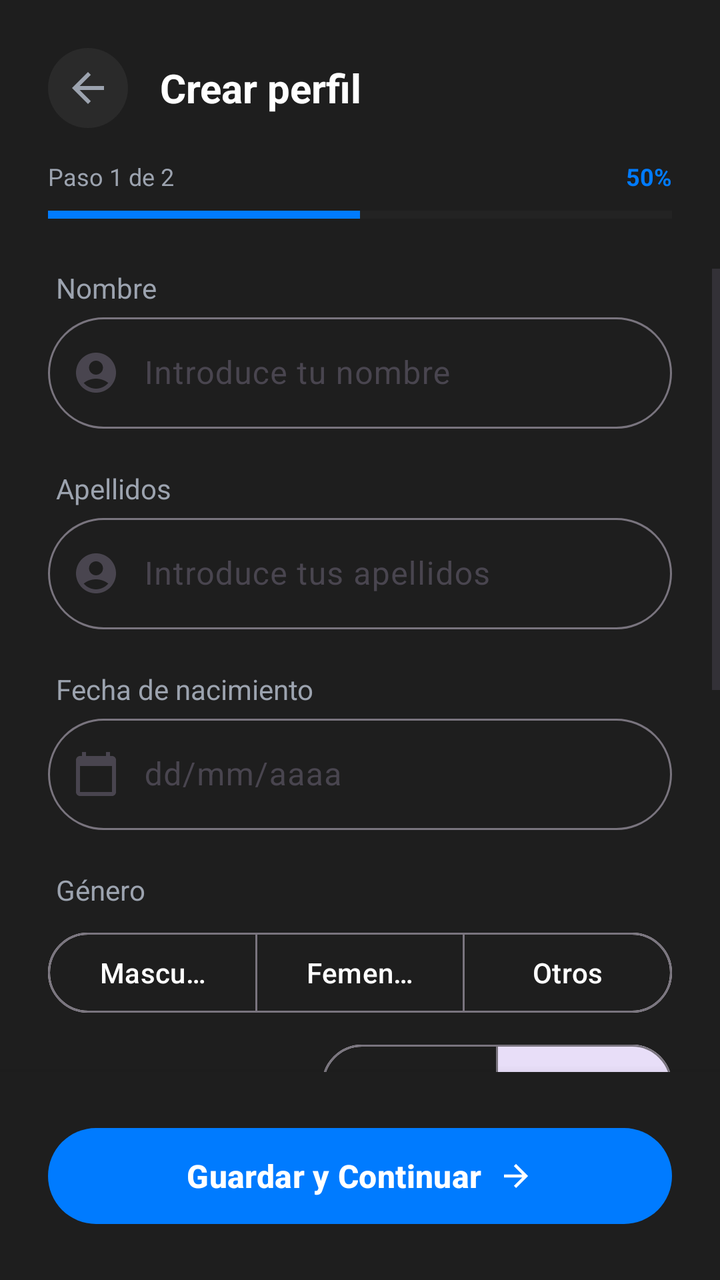
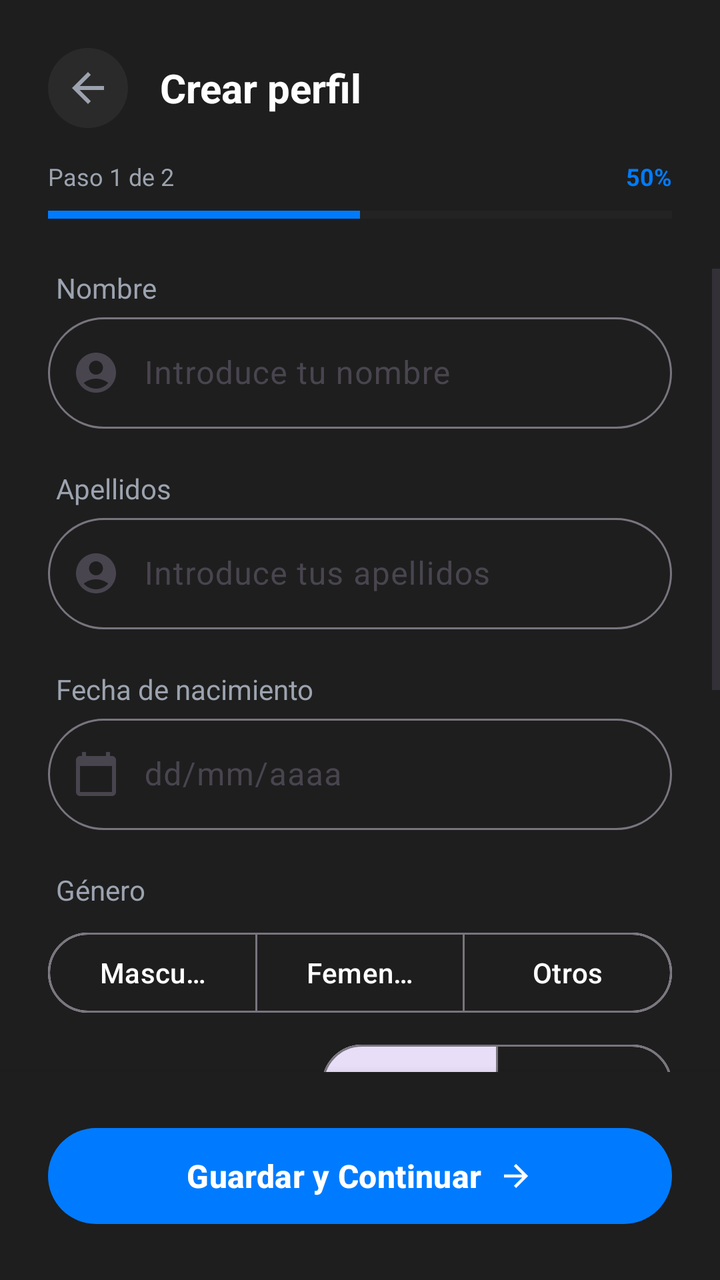

Two renders of the same Android screen: before a commit and after it. Below are the layout's source before the change and the commit's diff.
<!-- AndroidManifest.xml: application theme Theme.Fortium -->
<!-- res/layout/activity_create_user.xml -->
<?xml version="1.0" encoding="utf-8"?>
<androidx.constraintlayout.widget.ConstraintLayout
    xmlns:android="http://schemas.android.com/apk/res/android"
    xmlns:app="http://schemas.android.com/apk/res-auto"
    android:layout_width="match_parent"
    android:layout_height="match_parent"
    android:id="@+id/main"
    android:background="@color/gray_800">

    <LinearLayout
        android:id="@+id/llHeader"
        android:layout_width="match_parent"
        android:layout_height="wrap_content"
        android:orientation="vertical"
        android:padding="24dp"
        app:layout_constraintTop_toTopOf="parent">

        <LinearLayout
            android:layout_width="match_parent"
            android:layout_height="wrap_content"
            android:gravity="center_vertical"
            android:orientation="horizontal">

            <ImageButton
                android:id="@+id/btnBack"
                android:layout_width="40dp"
                android:layout_height="40dp"
                android:background="@drawable/bg_circle_dark"
                android:src="@drawable/ic_arrow_left"
                app:tint="@color/gray_400" />

            <TextView
                android:layout_width="wrap_content"
                android:layout_height="wrap_content"
                android:layout_marginStart="16dp"
                android:text="@string/crearPerfil_titulo"
                android:textColor="@color/white"
                android:textSize="20sp"
                android:textStyle="bold" />
        </LinearLayout>

        <RelativeLayout
            android:layout_width="match_parent"
            android:layout_height="wrap_content"
            android:layout_marginTop="16dp">
            <TextView
                android:layout_width="wrap_content"
                android:layout_height="wrap_content"
                android:text="@string/crearPerfil_pasos"
                android:textColor="@color/gray_400"
                android:textSize="12sp" />
            <TextView
                android:layout_width="wrap_content"
                android:layout_height="wrap_content"
                android:layout_alignParentEnd="true"
                android:text="@string/crearPerfil_porcentaje"
                android:textColor="@color/blue_400"
                android:textSize="12sp"
                android:textStyle="bold" />
        </RelativeLayout>

        <ProgressBar
            android:id="@+id/progressBar"
            style="?android:attr/progressBarStyleHorizontal"
            android:layout_width="match_parent"
            android:layout_height="6dp"
            android:layout_marginTop="8dp"
            android:progress="50"
            android:progressTint="@color/blue_400"
            android:progressBackgroundTint="@color/gray_700" />
    </LinearLayout>

    <ScrollView
        android:layout_width="match_parent"
        android:layout_height="0dp"
        android:clipToPadding="false"
        android:paddingBottom="80dp"
        app:layout_constraintBottom_toTopOf="@id/bottomBar"
        app:layout_constraintTop_toBottomOf="@id/llHeader">

        <LinearLayout
            android:layout_width="match_parent"
            android:layout_height="wrap_content"
            android:orientation="vertical"
            android:paddingHorizontal="24dp">

            <TextView
                android:layout_width="wrap_content"
                android:layout_height="wrap_content"
                android:layout_marginStart="4dp"
                android:text="@string/crearPerfil_nombre_campo_nombre"
                android:textColor="@color/gray_400"
                android:textSize="14sp" />

            <com.google.android.material.textfield.TextInputLayout
                android:id="@+id/tilName"
                style="@style/Widget.Material3.TextInputLayout.OutlinedBox"
                android:layout_width="match_parent"
                android:layout_height="wrap_content"
                android:hint="@string/crearPerfil_hint_introducir_nombre"
                app:boxCornerRadiusBottomEnd="28dp"
                app:boxCornerRadiusBottomStart="28dp"
                app:boxCornerRadiusTopEnd="28dp"
                app:boxCornerRadiusTopStart="28dp"
                app:errorEnabled="true"
                app:startIconDrawable="@drawable/ic_user">

                <com.google.android.material.textfield.TextInputEditText
                    android:id="@+id/etName"
                    android:layout_width="match_parent"
                    android:layout_height="wrap_content"
                    android:inputType="textPersonName"
                    android:textColor="@color/white"
                    android:paddingStart="48dp" />
            </com.google.android.material.textfield.TextInputLayout>

            <TextView
                android:layout_width="wrap_content"
                android:layout_height="wrap_content"
                android:layout_marginStart="4dp"
                android:text="@string/crearPerfil_nombre_campo_apellido"
                android:textColor="@color/gray_400"
                android:textSize="14sp" />

            <com.google.android.material.textfield.TextInputLayout
                android:id="@+id/tilLastName"
                style="@style/Widget.Material3.TextInputLayout.OutlinedBox"
                android:layout_width="match_parent"
                android:layout_height="wrap_content"
                android:hint="@string/crearPerfil_hint_campo_apellido"
                app:boxCornerRadiusBottomEnd="28dp"
                app:boxCornerRadiusBottomStart="28dp"
                app:boxCornerRadiusTopEnd="28dp"
                app:boxCornerRadiusTopStart="28dp"
                app:errorEnabled="true"
                app:startIconDrawable="@drawable/ic_user">

                <com.google.android.material.textfield.TextInputEditText
                    android:id="@+id/etLastName"
                    android:layout_width="match_parent"
                    android:layout_height="wrap_content"
                    android:inputType="textPersonName"
                    android:textColor="@color/white"
                    android:paddingStart="48dp" />
            </com.google.android.material.textfield.TextInputLayout>

            <TextView
                android:layout_width="wrap_content"
                android:layout_height="wrap_content"
                android:layout_marginStart="4dp"
                android:text="@string/crearPerfil_nombre_campo_fecha"
                android:textColor="@color/gray_400"
                android:textSize="14sp" />

            <com.google.android.material.textfield.TextInputLayout
                android:id="@+id/tilDate"
                style="@style/Widget.Material3.TextInputLayout.OutlinedBox"
                android:layout_width="match_parent"
                android:layout_height="wrap_content"
                android:hint="dd/mm/aaaa"
                app:boxCornerRadiusBottomEnd="28dp"
                app:boxCornerRadiusBottomStart="28dp"
                app:boxCornerRadiusTopEnd="28dp"
                app:boxCornerRadiusTopStart="28dp"
                app:errorEnabled="true"
                app:startIconDrawable="@drawable/ic_calendar">

                <com.google.android.material.textfield.TextInputEditText
                    android:id="@+id/etDate"
                    android:layout_width="match_parent"
                    android:layout_height="wrap_content"
                    android:clickable="true"
                    android:focusable="false"
                    android:textColor="@color/white"
                    android:paddingStart="48dp"
                    />
            </com.google.android.material.textfield.TextInputLayout>

            <TextView
                android:layout_width="wrap_content"
                android:layout_height="wrap_content"
                android:layout_marginStart="4dp"
                android:text="@string/crearPerfil_nombre_campo_genero"
                android:textColor="@color/gray_400"
                android:textSize="14sp" />



            <com.google.android.material.button.MaterialButtonToggleGroup
                android:id="@+id/toggleGender"
                android:layout_width="match_parent"
                android:layout_height="wrap_content"
                android:layout_marginTop="8dp"
                app:singleSelection="true"
                app:selectionRequired="true">

                <com.google.android.material.button.MaterialButton
                    android:id="@+id/btnMale"
                    style="@style/Widget.Material3.Button.OutlinedButton"
                    android:layout_width="0dp"
                    android:layout_height="wrap_content"
                    android:layout_weight="1"
                    android:text="@string/crearPerfil_nombre_toggle_masculino"
                    android:textColor="@color/white"/>

                <com.google.android.material.button.MaterialButton
                    android:id="@+id/btnFemale"
                    style="@style/Widget.Material3.Button.OutlinedButton"
                    android:layout_width="0dp"
                    android:layout_height="wrap_content"
                    android:layout_weight="1"
                    android:text="@string/crearPerfil_nombre_toggle_feminino"
                    android:textColor="@color/white"/>

                <com.google.android.material.button.MaterialButton
                    android:id="@+id/btnOther"
                    style="@style/Widget.Material3.Button.OutlinedButton"
                    android:layout_width="0dp"
                    android:layout_height="wrap_content"
                    android:layout_weight="1"
                    android:text="@string/crearPerfil_nombre_toggle_otros"
                    android:textColor="@color/white"/>
            </com.google.android.material.button.MaterialButtonToggleGroup>


            <LinearLayout
                android:layout_width="match_parent"
                android:layout_height="wrap_content"
                android:layout_marginTop="8dp"
                android:orientation="horizontal">
                <TextView
                    android:layout_width="wrap_content"
                    android:layout_height="match_parent"
                    android:gravity="center"
                    android:layout_marginStart="4dp"
                    android:text="@string/crearPerfil_nombre_campo_peso"
                    android:textColor="@color/gray_400"
                    android:textSize="14sp" />

                <com.google.android.material.button.MaterialButtonToggleGroup
                    android:id="@+id/toggleWeight"
                    android:layout_width="match_parent"
                    android:layout_height="wrap_content"
                    app:checkedButton="@+id/btn_lb"
                    android:gravity="right"
                    app:singleSelection="true">

                    <com.google.android.material.button.MaterialButton
                        android:id="@+id/btn_kg"
                        style="@style/Widget.Material3.Button.OutlinedButton.Icon"
                        android:layout_width="wrap_content"
                        android:layout_height="wrap_content"
                        android:textColor="@color/white"
                        android:text="@string/crearPerfil_nombre_toggle_lb" />

                    <com.google.android.material.button.MaterialButton
                        android:id="@+id/btn_lb"
                        style="@style/Widget.Material3.Button.OutlinedButton.Icon"
                        android:layout_width="wrap_content"
                        android:layout_height="wrap_content"
                        android:text="@string/crearPerfil_nombre_toggle_kg"
                        android:textColor="@color/white"/>

                </com.google.android.material.button.MaterialButtonToggleGroup>

            </LinearLayout>

            <com.google.android.material.textfield.TextInputLayout
                android:id="@+id/tilWeight"
                style="@style/Widget.Material3.TextInputLayout.OutlinedBox"
                android:layout_width="match_parent"
                android:layout_height="wrap_content"
                android:hint="@string/crearPerfil_hint_campo_peso"
                app:boxCornerRadiusBottomEnd="28dp"
                app:boxCornerRadiusBottomStart="28dp"
                app:boxCornerRadiusTopEnd="28dp"
                app:boxCornerRadiusTopStart="28dp"
                app:errorEnabled="true"
                app:startIconDrawable="@drawable/ic_balance">

                <com.google.android.material.textfield.TextInputEditText
                    android:id="@+id/etWeight"
                    android:layout_width="match_parent"
                    android:layout_height="wrap_content"
                    android:inputType="numberDecimal"
                    android:textColor="@color/white"
                    android:paddingStart="48dp"
                    />
            </com.google.android.material.textfield.TextInputLayout>

            <TextView
                android:layout_width="wrap_content"
                android:layout_height="match_parent"
                android:gravity="center"
                android:layout_marginStart="4dp"
                android:text="@string/crearPerfil_nombre_campo_altura"
                android:textColor="@color/gray_400"
                android:textSize="14sp" />

            <com.google.android.material.textfield.TextInputLayout
                android:id="@+id/tilHeight"
                style="@style/Widget.Material3.TextInputLayout.OutlinedBox"
                android:layout_width="match_parent"
                android:layout_height="wrap_content"
                android:hint="@string/crearPerfil_hint_campo_altura"
                app:boxCornerRadiusBottomEnd="28dp"
                app:boxCornerRadiusBottomStart="28dp"
                app:boxCornerRadiusTopEnd="28dp"
                app:boxCornerRadiusTopStart="28dp"
                app:errorEnabled="true"
                app:startIconDrawable="@drawable/ic_height">

                <com.google.android.material.textfield.TextInputEditText
                    android:id="@+id/etHeight"
                    android:layout_width="match_parent"
                    android:layout_height="wrap_content"
                    android:textColor="@color/white"
                    android:inputType="numberDecimal"
                    android:paddingStart="48dp"
                    />
            </com.google.android.material.textfield.TextInputLayout>


        </LinearLayout>

    </ScrollView>

    <LinearLayout
        android:id="@+id/bottomBar"
        android:layout_width="match_parent"
        android:layout_height="wrap_content"
        android:background="@color/gray_800"
        android:elevation="8dp"
        android:padding="24dp"
        app:layout_constraintBottom_toBottomOf="parent">

        <com.google.android.material.button.MaterialButton
            android:id="@+id/btnSaveContinue"
            android:layout_width="match_parent"
            android:layout_height="56dp"
            android:text="@string/crearPerfil_boton_guardar_continuar"
            android:textAllCaps="false"
            android:textSize="16sp"
            android:textStyle="bold"
            app:backgroundTint="@color/blue_400"
            app:cornerRadius="28dp"
            app:icon="@drawable/ic_arrow_right"
            app:iconGravity="textEnd" />
    </LinearLayout>
</androidx.constraintlayout.widget.ConstraintLayout>
<!-- resources referenced by this layout -->
<resources>
  <color name="blue_400">#007BFF</color>
  <color name="gray_400">#9CA3AF</color>
  <color name="gray_700">#333333</color>
  <color name="gray_800">#1E1E1E</color>
  <color name="white">#FFFFFF</color>
  <!-- drawable bg_circle_dark (drawable) -->
  <?xml version="1.0" encoding="utf-8"?>
  <shape xmlns:android="http://schemas.android.com/apk/res/android"
      android:shape="oval">
      <solid
          android:color="#2A2A2A"/>
      <size
          android:width="120dp"
          android:height="120dp"
          />
  </shape>
  <!-- drawable ic_arrow_left (drawable) -->
  <vector xmlns:android="http://schemas.android.com/apk/res/android" android:autoMirrored="true" android:height="24dp" android:tint="#FFFFFF" android:viewportHeight="24" android:viewportWidth="24" android:width="24dp">
        
      <path android:fillColor="@android:color/white" android:pathData="M20,11H7.83l5.59,-5.59L12,4l-8,8 8,8 1.41,-1.41L7.83,13H20v-2z"/>
      
  </vector>
  <!-- drawable ic_arrow_right (drawable) -->
  <vector xmlns:android="http://schemas.android.com/apk/res/android" android:autoMirrored="true" android:height="24dp" android:tint="#FFFFFF" android:viewportHeight="24" android:viewportWidth="24" android:width="24dp">
        
      <path android:fillColor="@android:color/white" android:pathData="M12,4l-1.41,1.41L16.17,11H4v2h12.17l-5.58,5.59L12,20l8,-8z"/>
      
  </vector>
  <!-- drawable ic_calendar (drawable) -->
  <vector xmlns:android="http://schemas.android.com/apk/res/android" android:height="24dp" android:tint="#1E1E1E" android:viewportHeight="24" android:viewportWidth="24" android:width="24dp">
        
      <path android:fillColor="@android:color/white" android:pathData="M20,3h-1L19,1h-2v2L7,3L7,1L5,1v2L4,3c-1.1,0 -2,0.9 -2,2v16c0,1.1 0.9,2 2,2h16c1.1,0 2,-0.9 2,-2L22,5c0,-1.1 -0.9,-2 -2,-2zM20,21L4,21L4,8h16v13z"/>
      
  </vector>
  <!-- drawable ic_height (drawable) -->
  <vector xmlns:android="http://schemas.android.com/apk/res/android" android:height="24dp" android:tint="#1E1E1E" android:viewportHeight="24" android:viewportWidth="24" android:width="24dp">
        
      <path android:fillColor="@android:color/white" android:pathData="M13,6.99l3,0l-4,-3.99l-4,3.99l3,0l0,10.02l-3,0l4,3.99l4,-3.99l-3,0z"/>
      
  </vector>
  <string name="crearPerfil_boton_guardar_continuar">Guardar y Continuar</string>
  <string name="crearPerfil_hint_campo_altura">E.g. 180</string>
  <string name="crearPerfil_hint_campo_apellido">Introduce tus apellidos</string>
  <string name="crearPerfil_hint_campo_peso">E.g. 70</string>
  <string name="crearPerfil_hint_introducir_nombre">Introduce tu nombre</string>
  <string name="crearPerfil_nombre_campo_altura">Altura</string>
  <string name="crearPerfil_nombre_campo_apellido">Apellidos</string>
  <string name="crearPerfil_nombre_campo_fecha">Fecha de nacimiento</string>
  <string name="crearPerfil_nombre_campo_genero">Género</string>
  <string name="crearPerfil_nombre_campo_nombre">Nombre</string>
  <string name="crearPerfil_nombre_campo_peso">Peso actual</string>
  <string name="crearPerfil_nombre_toggle_feminino">Femenino</string>
  <string name="crearPerfil_nombre_toggle_kg">KG</string>
  <string name="crearPerfil_nombre_toggle_lb">LB</string>
  <string name="crearPerfil_nombre_toggle_masculino">Masculino</string>
  <string name="crearPerfil_nombre_toggle_otros">Otros</string>
  <string name="crearPerfil_pasos">Paso 1 de 2</string>
  <string name="crearPerfil_porcentaje">50%</string>
  <string name="crearPerfil_titulo">Crear perfil</string>
  <style name="Theme.Fortium" parent="Base.Theme.Fortium" />
  <style name="Base.Theme.Fortium" parent="Theme.Material3.DayNight.NoActionBar">
          
          
      </style>
  <!-- unchanged entries left out for length: 2 -->
</resources>

<!-- the commit's change to res/layout/activity_create_user.xml (unified diff, before → after) -->
@@ -246,7 +246,7 @@
                     app:singleSelection="true">
 
                     <com.google.android.material.button.MaterialButton
-                        android:id="@+id/btn_kg"
+                        android:id="@+id/btn_lb"
                         style="@style/Widget.Material3.Button.OutlinedButton.Icon"
                         android:layout_width="wrap_content"
                         android:layout_height="wrap_content"
@@ -254,7 +254,7 @@
                         android:text="@string/crearPerfil_nombre_toggle_lb" />
 
                     <com.google.android.material.button.MaterialButton
-                        android:id="@+id/btn_lb"
+                        android:id="@+id/btn_kg"
                         style="@style/Widget.Material3.Button.OutlinedButton.Icon"
                         android:layout_width="wrap_content"
                         android:layout_height="wrap_content"
